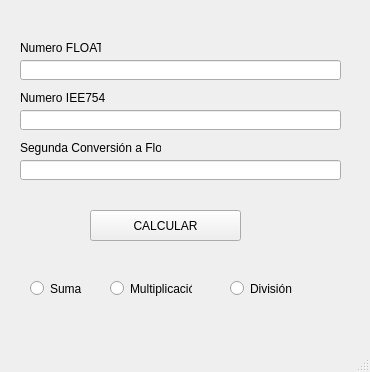
This is mainwindow.ui in JavierRenero/AluAC2020 as Qt 5 draws it before an edit. The edited form follows.
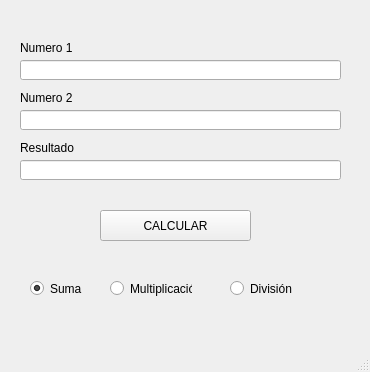
This is the edited form.

Diff of the .ui file:
```diff
--- a/mainwindow.ui
+++ b/mainwindow.ui
@@ -36,6 +36,9 @@
     <property name="text">
      <string>Suma</string>
     </property>
+    <property name="checked">
+     <bool>true</bool>
+    </property>
    </widget>
    <widget class="QRadioButton" name="radioButton_2">
     <property name="geometry">
@@ -86,7 +89,7 @@
      </rect>
     </property>
     <property name="text">
-     <string>Numero FLOAT</string>
+     <string>Numero 1</string>
     </property>
    </widget>
    <widget class="QLabel" name="label_3">
@@ -99,7 +102,7 @@
      </rect>
     </property>
     <property name="text">
-     <string>Numero IEE754</string>
+     <string>Numero 2</string>
     </property>
    </widget>
    <widget class="QLineEdit" name="numIEE754LineEdit">
@@ -141,13 +144,13 @@
      </rect>
     </property>
     <property name="text">
-     <string>Segunda Conversión a Float</string>
+     <string>Resultado</string>
     </property>
    </widget>
    <widget class="QPushButton" name="calcularButton">
     <property name="geometry">
      <rect>
-      <x>90</x>
+      <x>100</x>
       <y>210</y>
       <width>151</width>
       <height>31</height>
```
Left out of the diff: 14 changed lines with no effect on the pictures.
